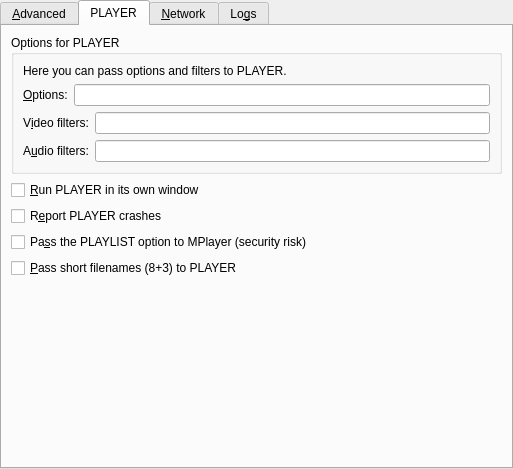
This is src/prefadvanced.ui in smplayer-dev/smplayer as Qt 5 draws it before an edit. The edited form follows.
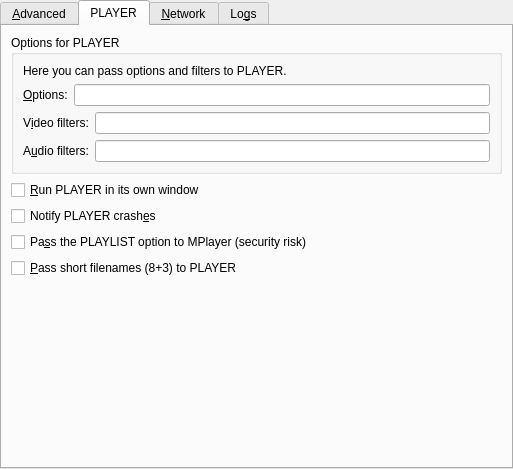
This is the edited form. The open tabs and pages were chosen to show the change. Custom widgets are drawn as their Qt base class.

Commit message: Change the text about report the player crashes

The edit to the form file:
```diff
--- a/src/prefadvanced.ui
+++ b/src/prefadvanced.ui
@@ -388,7 +388,7 @@
        <item>
         <widget class="QCheckBox" name="mplayer_crashes_check">
          <property name="text">
-          <string notr="true">R&amp;eport PLAYER crashes</string>
+          <string notr="true">Notify PLAYER crash&amp;es</string>
          </property>
         </widget>
        </item>
```
The commit also changes 1 other file.
